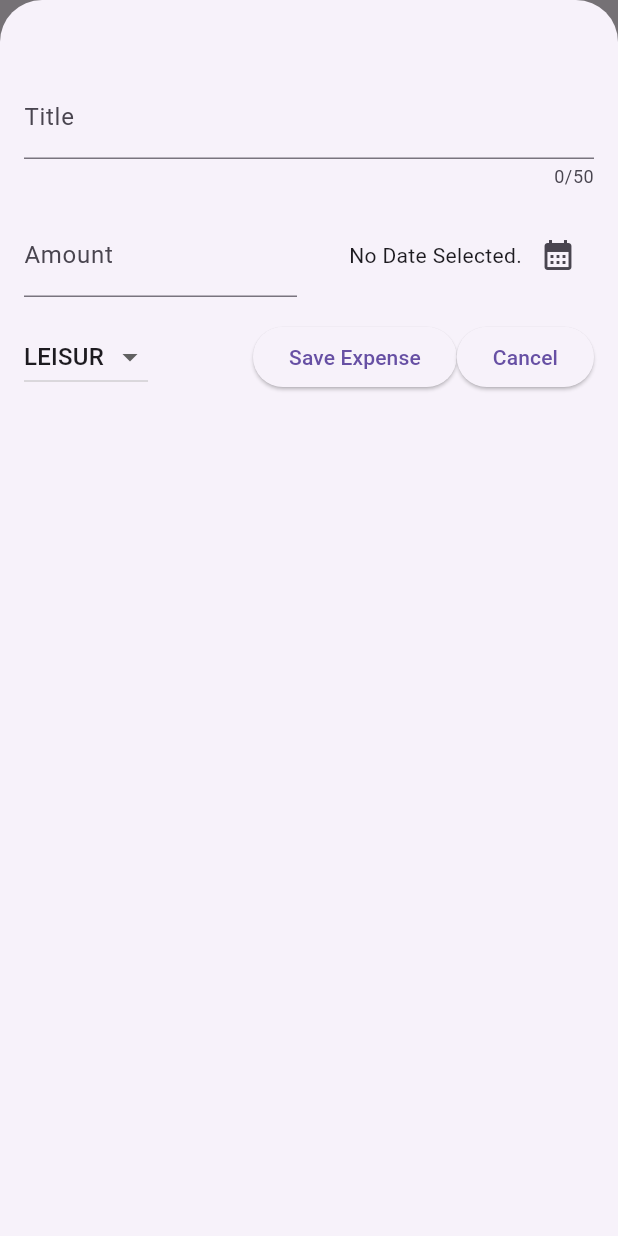
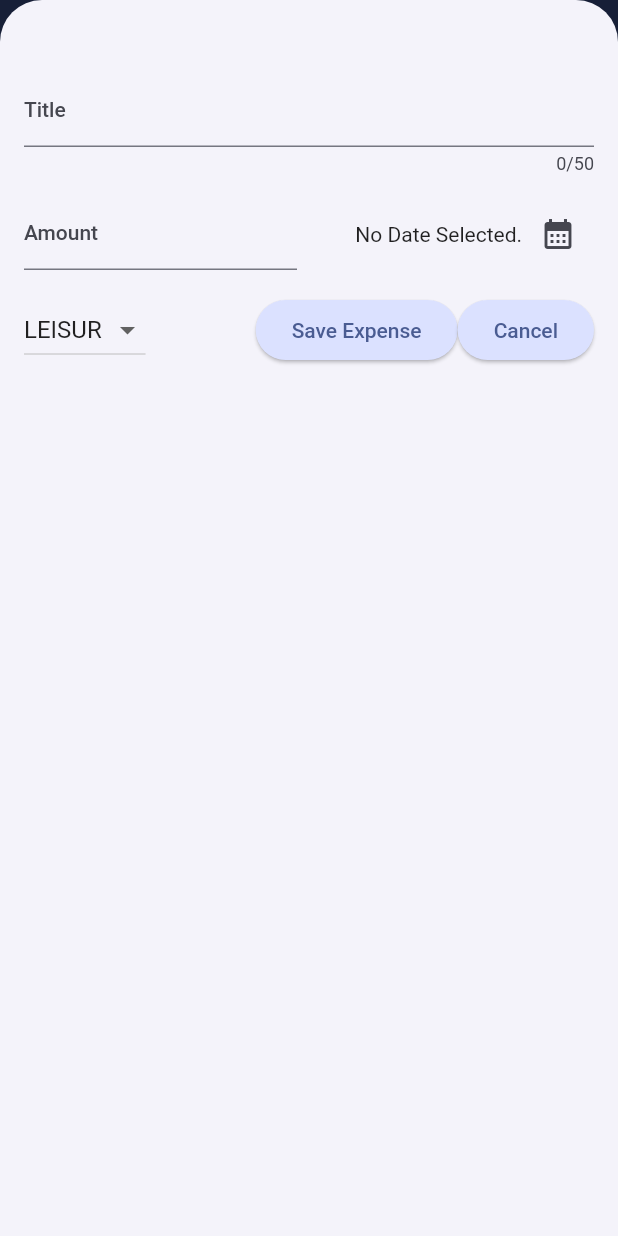
Before and after one commit to Mugaf/expense-tracker-flutter, a Flutter app: the screen it shows after launch, after a tap on the "add" icon, on a phone screen of 412 x 824 dp. Run offline on Flutter 3.47's test engine with Material 2 defaults, Android fonts, the phone set to English and light mode, and no system bars.

Commit message:
add theme style for whole app

```diff
--- a/lib/main.dart
+++ b/lib/main.dart
@@ -1,9 +1,6 @@
-import 'package:expense_tracker/widgets/expenses.dart';
+import 'package:expense_tracker/widgets/main_widget.dart';
 import 'package:flutter/material.dart';
 
 void main() {
-  runApp(MaterialApp(
-    theme: ThemeData(useMaterial3: true),
-    home: const Expenses(),
-  ));
+  runApp(const MainWidget());
 }
--- a/lib/widgets/expenses_list/expense_item.dart
+++ b/lib/widgets/expenses_list/expense_item.dart
@@ -13,8 +13,11 @@ class ExpenseItem extends StatelessWidget {
           horizontal: 20,
           vertical: 16,
         ),
-        child: Column(children: [
-          Text(expense.title),
+        child: Column(crossAxisAlignment: CrossAxisAlignment.start, children: [
+          Text(
+            expense.title,
+            style: Theme.of(context).textTheme.titleLarge,
+          ),
           const SizedBox(
             height: 4,
           ),
--- a/lib/widgets/expenses_list/expenses_list.dart
+++ b/lib/widgets/expenses_list/expenses_list.dart
@@ -13,6 +13,11 @@ class ExpensesList extends StatelessWidget {
     return ListView.builder(
       itemCount: expenses.length,
       itemBuilder: (ctx, index) => Dismissible(
+        background: Container(
+          color: Theme.of(context).colorScheme.error,
+          margin: EdgeInsets.symmetric(
+              horizontal: Theme.of(context).cardTheme.margin!.horizontal),
+        ),
         key: ValueKey(expenses[index]),
         child: ExpenseItem(
           expenses[index],
--- /dev/null
+++ b/lib/widgets/main_widget.dart
@@ -0,0 +1,60 @@
+import 'package:expense_tracker/widgets/expenses.dart';
+import 'package:flutter/material.dart';
+
+var kColorScheme = ColorScheme.fromSeed(
+  seedColor: const Color.fromARGB(255, 131, 162, 255),
+);
+var kDarkColorScheme = ColorScheme.fromSeed(
+  brightness: Brightness.dark,
+  seedColor: const Color.fromARGB(255, 4, 13, 18),
+);
+
+class MainWidget extends StatelessWidget {
+  const MainWidget({
+    super.key,
+  });
+
+  @override
+  Widget build(BuildContext context) {
+    return MaterialApp(
+      darkTheme: ThemeData.dark().copyWith(
+        useMaterial3: true,
+        colorScheme: kDarkColorScheme,
+        cardTheme: const CardTheme().copyWith(
+          color: kDarkColorScheme.secondaryContainer,
+          margin: const EdgeInsets.symmetric(horizontal: 16, vertical: 8),
+        ),
+        elevatedButtonTheme: ElevatedButtonThemeData(
+          style: ElevatedButton.styleFrom(
+            backgroundColor: kDarkColorScheme.primaryContainer,
+            foregroundColor: kDarkColorScheme.onPrimaryContainer,
+          ),
+        ),
+      ),
+      theme: ThemeData().copyWith(
+        useMaterial3: true,
+        colorScheme: kColorScheme,
+        appBarTheme: const AppBarTheme().copyWith(
+          backgroundColor: kColorScheme.onPrimaryContainer,
+          foregroundColor: kColorScheme.primaryContainer,
+        ),
+        cardTheme: const CardTheme().copyWith(
+          color: kColorScheme.secondaryContainer,
+          margin: const EdgeInsets.symmetric(horizontal: 16, vertical: 8),
+        ),
+        elevatedButtonTheme: ElevatedButtonThemeData(
+          style: ElevatedButton.styleFrom(
+              backgroundColor: kColorScheme.primaryContainer),
+        ),
+        textTheme: ThemeData().textTheme.copyWith(
+              titleLarge: TextStyle(
+                fontWeight: FontWeight.bold,
+                color: kColorScheme.onSecondaryContainer,
+                fontSize: 16,
+              ),
+            ),
+      ),
+      home: const Expenses(),
+    );
+  }
+}
```
